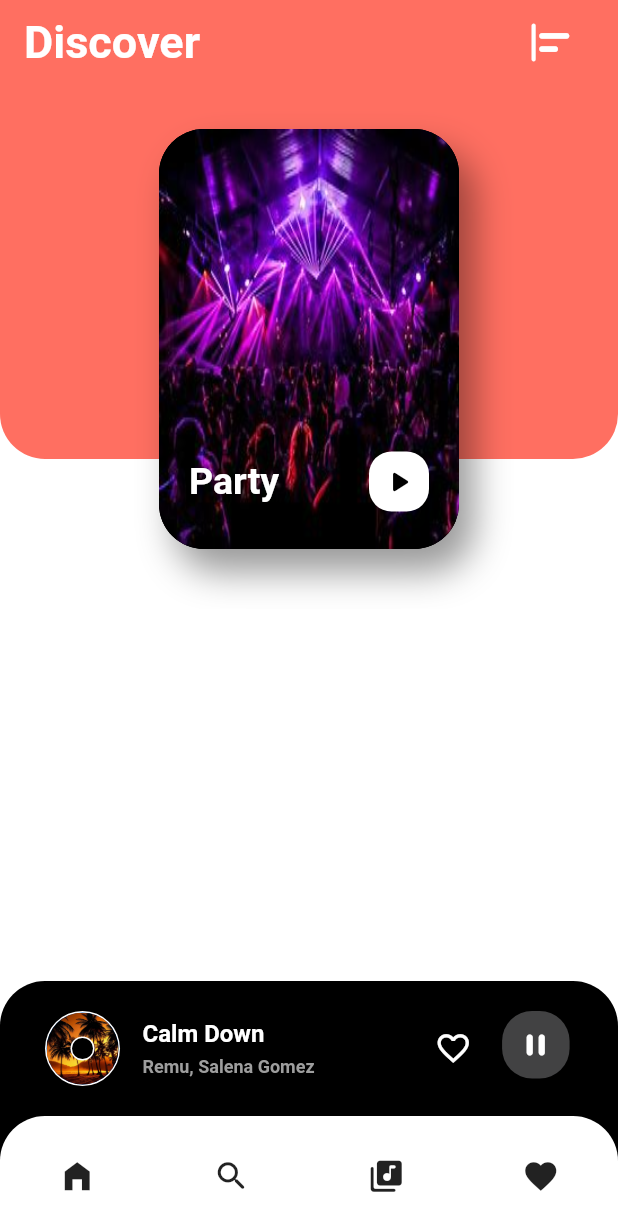
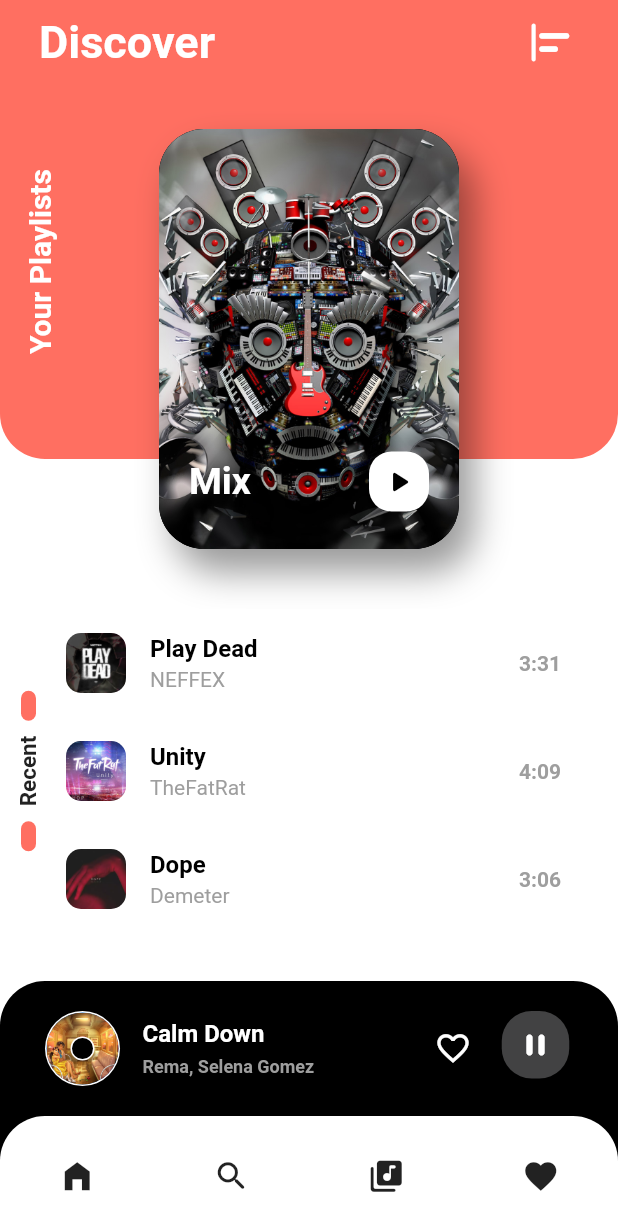
Before and after one commit to OnkarSagare27/music-app, a Flutter app: the screen it shows after launch, on a phone screen of 412 x 824 dp. Shown: the top 1231 px of the screen. Run offline on Flutter 3.47's test engine with Material 2 defaults, Android fonts, the phone set to English and light mode, and no system bars; drawn by our look-alikes of carousel_slider; our stand-ins replace google_fonts.

Commit message:
Home Screen Finished

```diff
--- a/lib/data.dart
+++ b/lib/data.dart
@@ -1,5 +1,9 @@
 class AppData {
   var discoverData = [
+    {
+      'backgroundImage': 'assets/mix.png',
+      'name': 'Mix',
+    },
     {
       'backgroundImage': 'assets/party.png',
       'name': 'Party',
@@ -16,9 +20,5 @@
       'backgroundImage': 'assets/indie.png',
       'name': 'Indie',
     },
-    {
-      'backgroundImage': 'assets/mix.png',
-      'name': 'Mix',
-    },
   ];
 }
--- a/lib/screens/home_screen.dart
+++ b/lib/screens/home_screen.dart
@@ -2,6 +2,7 @@
 import 'package:music_app/data.dart';
 import 'package:music_app/widgets/discover_card.dart';
 import 'package:carousel_slider/carousel_slider.dart';
+import 'package:music_app/widgets/list_element.dart';
 
 class HomeScreen extends StatelessWidget {
   HomeScreen({super.key});
@@ -11,9 +12,12 @@
   Widget build(BuildContext context) {
     return Scaffold(
       appBar: AppBar(
-        title: const Text(
-          'Discover',
-          style: TextStyle(fontWeight: FontWeight.bold, fontSize: 30),
+        title: const Padding(
+          padding: EdgeInsets.only(left: 10),
+          child: Text(
+            'Discover',
+            style: TextStyle(fontWeight: FontWeight.bold, fontSize: 30),
+          ),
         ),
         elevation: 0,
         backgroundColor: const Color(0xffff6f61),
@@ -34,11 +38,25 @@
             children: [
               Container(
                 height: 250,
+                width: MediaQuery.of(context).size.width,
                 decoration: const BoxDecoration(
                   color: Color(0xffff6f61),
                   borderRadius: BorderRadius.only(
                     bottomLeft: Radius.circular(30),
                     bottomRight: Radius.circular(30),
+                  ),
+                ),
+                child: const Padding(
+                  padding: EdgeInsets.only(left: 15, bottom: 70),
+                  child: RotatedBox(
+                    quarterTurns: -1,
+                    child: Text(
+                      'Your Playlists',
+                      style: TextStyle(
+                          fontSize: 20,
+                          fontWeight: FontWeight.bold,
+                          color: Colors.white),
+                    ),
                   ),
                 ),
               ),
@@ -57,11 +75,80 @@
                   options: CarouselOptions(
                     height: 350,
                     enableInfiniteScroll: false,
-                    autoPlay: false,
+                    autoPlay: true,
                     enlargeCenterPage: true,
                   ))
             ],
           ),
+          Container(
+            margin: const EdgeInsets.only(left: 10),
+            child: Row(
+              children: [
+                RotatedBox(
+                  quarterTurns: -1,
+                  child: Row(
+                    children: [
+                      Row(
+                        children: [
+                          Container(
+                            height: 10,
+                            width: 20,
+                            decoration: const BoxDecoration(
+                                color: Color(0xffff6f61),
+                                borderRadius:
+                                    BorderRadius.all(Radius.circular(50))),
+                          ),
+                          const SizedBox(
+                            width: 10,
+                          ),
+                          const Text(
+                            'Recent',
+                            style: TextStyle(
+                                fontSize: 15, fontWeight: FontWeight.bold),
+                          ),
+                          const SizedBox(
+                            width: 10,
+                          ),
+                          Container(
+                            height: 10,
+                            width: 20,
+                            decoration: const BoxDecoration(
+                              color: Color(0xffff6f61),
+                              borderRadius: BorderRadius.all(
+                                Radius.circular(50),
+                              ),
+                            ),
+                          ),
+                        ],
+                      ),
+                    ],
+                  ),
+                ),
+                const Column(
+                  children: [
+                    ListElement(
+                      name: 'Play Dead',
+                      singers: 'NEFFEX',
+                      duration: '3:31',
+                      image: 'assets/play_dead.png',
+                    ),
+                    ListElement(
+                      name: 'Unity',
+                      singers: 'TheFatRat',
+                      duration: '4:09',
+                      image: 'assets/unity.jpeg',
+                    ),
+                    ListElement(
+                      name: 'Dope',
+                      singers: 'Demeter',
+                      duration: '3:06',
+                      image: 'assets/dope.png',
+                    ),
+                  ],
+                ),
+              ],
+            ),
+          )
         ],
       ),
       bottomNavigationBar: Container(
@@ -86,7 +173,7 @@
                     backgroundColor: Colors.white,
                     child: CircleAvatar(
                       radius: 24,
-                      backgroundImage: AssetImage('assets/cd_bg.jpeg'),
+                      backgroundImage: AssetImage('assets/calm_down.png'),
                       child: CircleAvatar(
                         radius: 8,
                         backgroundColor: Colors.white,
@@ -115,7 +202,7 @@
                           ),
                         ),
                         Text(
-                          'Remu, Salena Gomez',
+                          'Rema, Selena Gomez',
                           style: TextStyle(
                             color: Colors.grey,
                             fontWeight: FontWeight.bold,
--- a/lib/widgets/discover_card.dart
+++ b/lib/widgets/discover_card.dart
@@ -38,7 +38,7 @@
             children: [
               Image.asset(
                 bgImage,
-                fit: BoxFit.fill,
+                fit: BoxFit.cover,
               ),
               Positioned(
                 width: 200,
--- /dev/null
+++ b/lib/widgets/list_element.dart
@@ -0,0 +1,58 @@
+import 'package:flutter/material.dart';
+
+class ListElement extends StatelessWidget {
+  const ListElement({
+    super.key,
+    required this.image,
+    required this.name,
+    required this.singers,
+    required this.duration,
+  });
+  final String image;
+  final String name;
+  final String singers;
+  final String duration;
+
+  @override
+  Widget build(BuildContext context) {
+    return SizedBox(
+      width: MediaQuery.of(context).size.width - 50,
+      child: ListTile(
+        leading: SizedBox(
+          width: 40,
+          height: 40,
+          child: ClipRRect(
+            borderRadius: BorderRadius.all(
+              Radius.circular(10),
+            ),
+            child: Image.asset(
+              image,
+              fit: BoxFit.cover,
+            ),
+          ),
+        ),
+        title: Text(
+          name,
+          style: TextStyle(
+            fontWeight: FontWeight.bold,
+            color: Colors.black,
+          ),
+        ),
+        subtitle: Text(
+          singers,
+          style: TextStyle(
+            fontWeight: FontWeight.normal,
+            color: Colors.grey,
+          ),
+        ),
+        trailing: Text(
+          duration,
+          style: TextStyle(
+            fontWeight: FontWeight.bold,
+            color: Colors.grey,
+          ),
+        ),
+      ),
+    );
+  }
+}
```
Also changed, not shown: assets/calm_down.png (added), assets/cd_bg.jpeg (deleted), assets/dope.png (added), assets/play_dead.png (added), assets/unity.jpeg (added).
